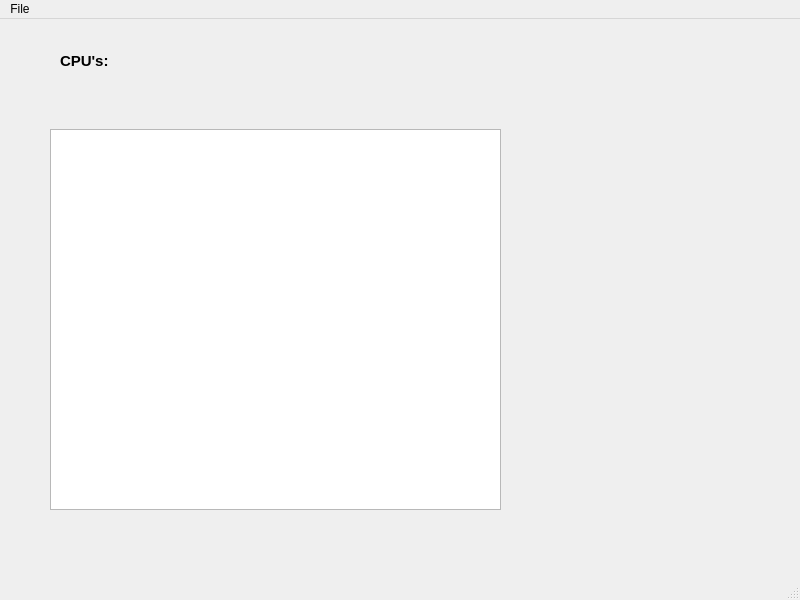
Qt form CPU-Usage/mainwindow.ui (jentor67/Qt6Cmake) before a commit.
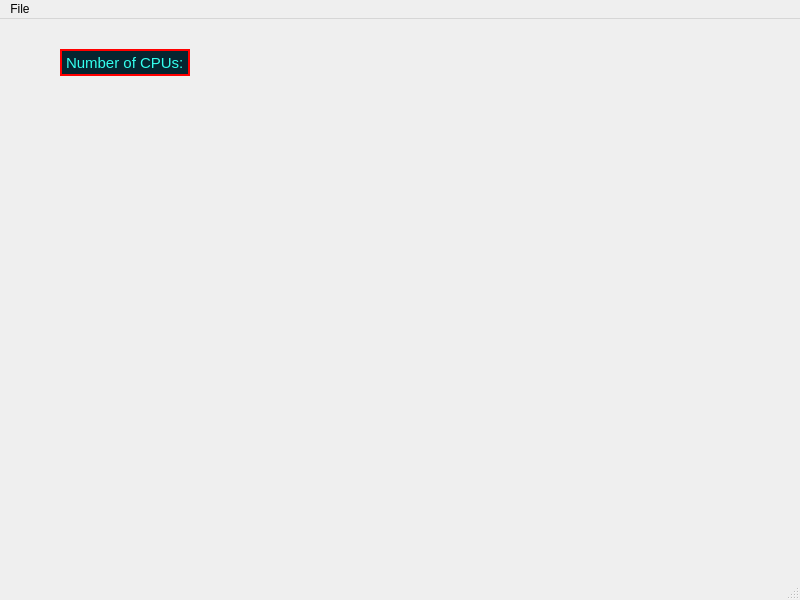
The same form after that commit.

Commit message: c++ format of label

```diff
--- a/CPU-Usage/mainwindow.ui
+++ b/CPU-Usage/mainwindow.ui
@@ -14,23 +14,13 @@
    <string>CPU Usage</string>
   </property>
   <widget class="QWidget" name="centralwidget">
-   <widget class="QTextBrowser" name="txtBrwCORES">
-    <property name="geometry">
-     <rect>
-      <x>50</x>
-      <y>110</y>
-      <width>451</width>
-      <height>381</height>
-     </rect>
-    </property>
-   </widget>
-   <widget class="QWidget" name="">
+   <widget class="QWidget" name="layoutWidget">
     <property name="geometry">
      <rect>
       <x>60</x>
       <y>30</y>
-      <width>127</width>
-      <height>23</height>
+      <width>173</width>
+      <height>27</height>
      </rect>
     </property>
     <layout class="QHBoxLayout" name="horizontalLayout">
@@ -40,11 +30,18 @@
         <font>
          <family>Liberation Sans</family>
          <pointsize>11</pointsize>
-         <bold>true</bold>
+         <bold>false</bold>
         </font>
        </property>
+       <property name="styleSheet">
+        <string notr="true">color: rgb(51, 255, 238);
+background-color: rgb(6, 37, 48);
+border-style: solid;
+border-width: 2px; /* Sets the border thickness to 2 pixels */
+border-color: rgb(255, 0, 0);</string>
+       </property>
        <property name="text">
-        <string>CPU's:</string>
+        <string>Number of CPUs:</string>
        </property>
       </widget>
      </item>
@@ -64,6 +61,24 @@
      </item>
     </layout>
    </widget>
+   <widget class="QWidget" name="horizontalLayoutWidget">
+    <property name="geometry">
+     <rect>
+      <x>60</x>
+      <y>110</y>
+      <width>141</width>
+      <height>401</height>
+     </rect>
+    </property>
+    <layout class="QHBoxLayout" name="HorizontalCore">
+     <item>
+      <layout class="QVBoxLayout" name="VerticalCore"/>
+     </item>
+     <item>
+      <layout class="QVBoxLayout" name="VerticalLoad"/>
+     </item>
+    </layout>
+   </widget>
   </widget>
   <widget class="QMenuBar" name="menubar">
    <property name="geometry">
```
The commit also changes 1 other file.
